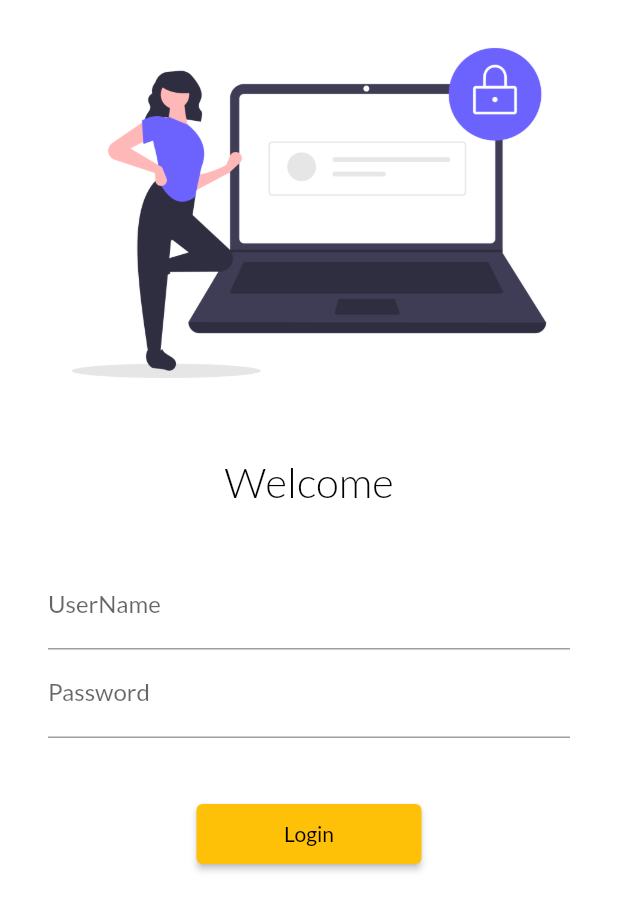
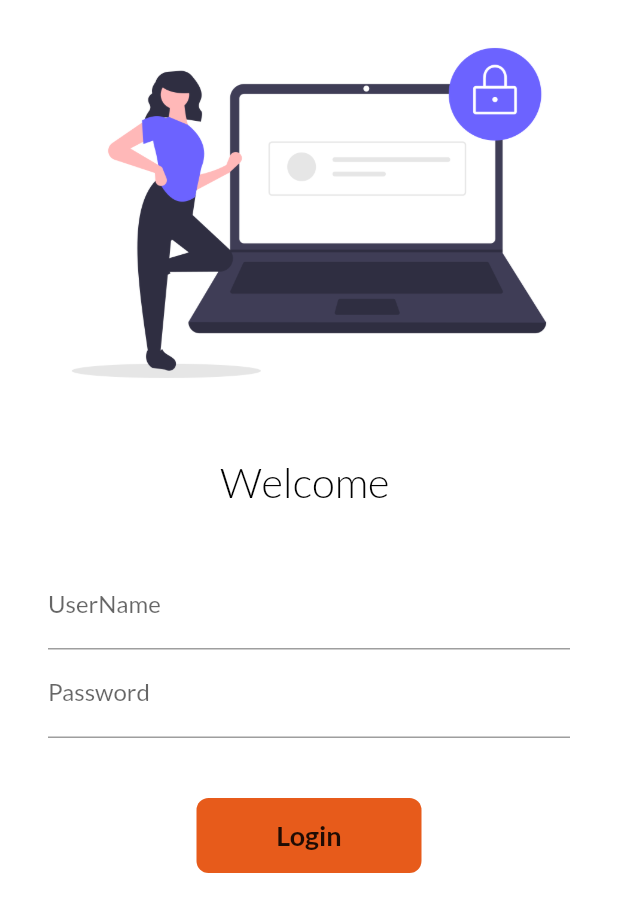
Before and after one commit to ajay6797/cataloge, a Flutter app: the screen it shows after launch, on a phone screen of 412 x 824 dp. Shown: the top 912 px of the screen. Run offline on Flutter 3.47's test engine with Material 2 defaults, Android fonts, the phone set to English and light mode, and no system bars; our stand-ins replace google_fonts.

Commit message:
day 6  complete

```diff
--- a/catalog/lib/pages/loginPage.dart
+++ b/catalog/lib/pages/loginPage.dart
@@ -1,9 +1,16 @@
 import 'package:catalog/utils/routes.dart';
 import 'package:flutter/material.dart';
 
-class LoginPage extends StatelessWidget {
+class LoginPage extends StatefulWidget {
   const LoginPage({super.key});
 
+  @override
+  State<LoginPage> createState() => _LoginPageState();
+}
+
+class _LoginPageState extends State<LoginPage> {
+  String name = "";
+  bool changeButton = false;
   @override
   Widget build(BuildContext context) {
     return Material(
@@ -20,7 +27,7 @@ class LoginPage extends StatelessWidget {
                 height: 20,
               ),
               Text(
-                "Welcome",
+                "Welcome $name",
                 style: TextStyle(
                     fontSize: 28,
                     color: Color.fromRGBO(2, 2, 2, 1),
@@ -37,6 +44,10 @@ class LoginPage extends StatelessWidget {
                     TextFormField(
                       decoration: InputDecoration(
                           hintText: "Enter UserName", labelText: "UserName"),
+                      onChanged: (value) {
+                        name = value;
+                        setState(() {});
+                      },
                     ),
                     TextFormField(
                       obscureText: true,
@@ -46,13 +57,46 @@ class LoginPage extends StatelessWidget {
                     SizedBox(
                       height: 40,
                     ),
-                    ElevatedButton(
-                      onPressed: () {
+                    InkWell(
+                      onTap: () async {
+                        setState(() {
+                          changeButton = true;
+                        });
+
+                        await Future.delayed(Duration(seconds: 1));
                         Navigator.pushNamed(context, MyRoutes.HomeRoute);
                       },
-                      child: Text("Login"),
-                      style: TextButton.styleFrom(minimumSize: Size(150, 40)),
+                      child: AnimatedContainer(
+                        duration: Duration(seconds: 1),
+                        height: 50,
+                        width: changeButton ? 50 : 150,
+                        alignment: Alignment.center,
+                        child: changeButton
+                            ? Icon(Icons.done, color: Colors.white)
+                            : Text(
+                                "Login",
+                                style: TextStyle(
+                                  //color: Colors.white,
+                                  fontSize: 18,
+                                  fontWeight: FontWeight.bold,
+                                ),
+                              ),
+                        decoration: BoxDecoration(
+                            color: Color.fromARGB(255, 231, 91, 27),
+                            // shape: changeButton
+                            //     ? BoxShape.circle
+                            //     : BoxShape.rectangle,
+                            borderRadius:
+                                BorderRadius.circular(changeButton ? 50 : 8)),
+                      ),
                     )
+                    // ElevatedButton(
+                    //   onPressed: () {
+                    //     Navigator.pushNamed(context, MyRoutes.HomeRoute);
+                    //   },
+                    //   child: Text("Login"),
+                    //   style: TextButton.styleFrom(minimumSize: Size(150, 40)),
+                    // )
                   ],
                 ),
               )
```
